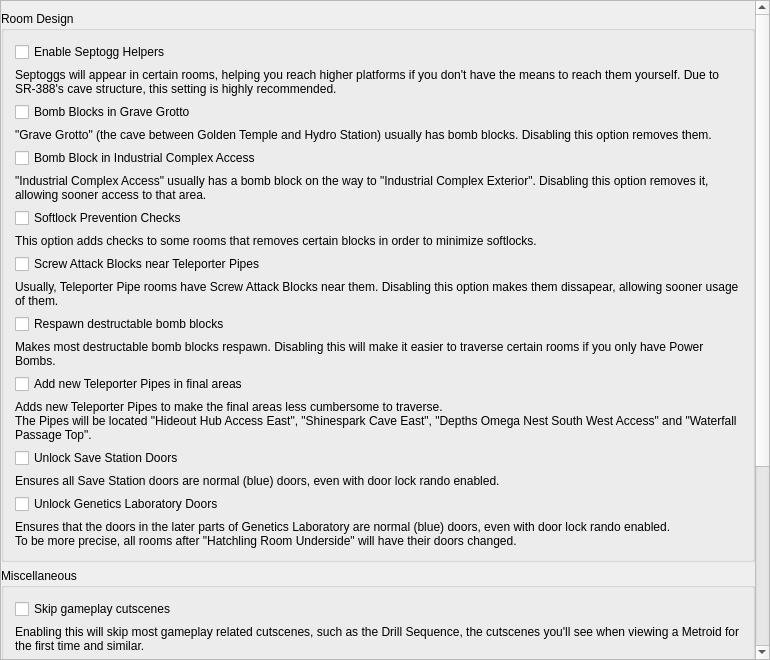
Before: the Qt Designer form randovania/games/am2r/gui/ui_files/preset_am2r_patches.ui in randovania/randovania, drawn with Qt 5.
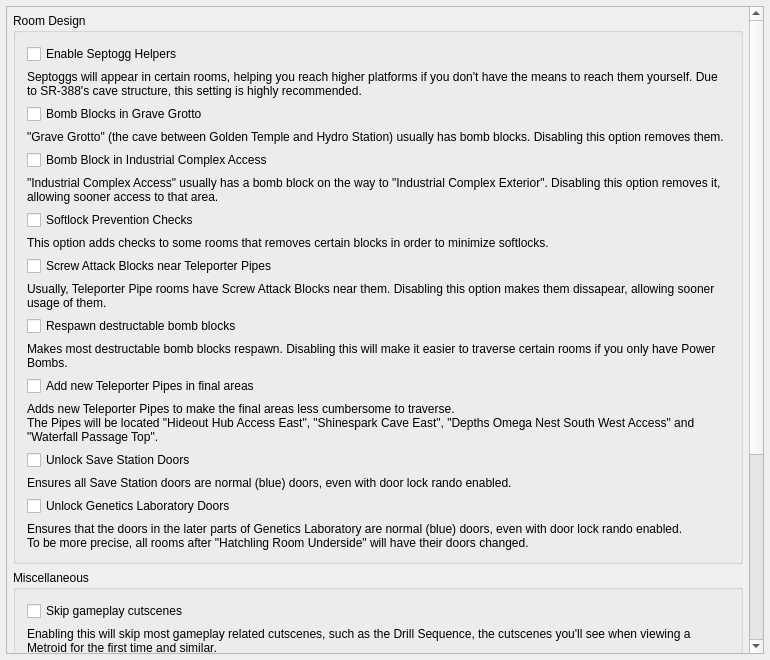
After: the same form once the commit is applied.

What changed in the file:
```diff
--- a/randovania/games/am2r/gui/ui_files/preset_am2r_patches.ui
+++ b/randovania/games/am2r/gui/ui_files/preset_am2r_patches.ui
@@ -22,16 +22,16 @@
    </property>
    <layout class="QVBoxLayout" name="verticalLayout">
     <property name="leftMargin">
-     <number>0</number>
+     <number>6</number>
     </property>
     <property name="topMargin">
-     <number>0</number>
+     <number>6</number>
     </property>
     <property name="rightMargin">
-     <number>0</number>
+     <number>6</number>
     </property>
     <property name="bottomMargin">
-     <number>0</number>
+     <number>6</number>
     </property>
     <item>
      <widget class="QScrollArea" name="scroll_area">
@@ -43,39 +43,23 @@
         <rect>
          <x>0</x>
          <y>0</y>
-         <width>745</width>
-         <height>1066</height>
+         <width>737</width>
+         <height>1080</height>
         </rect>
        </property>
        <layout class="QVBoxLayout" name="scroll_layout">
         <property name="leftMargin">
-         <number>0</number>
+         <number>6</number>
         </property>
         <property name="topMargin">
-         <number>2</number>
+         <number>6</number>
         </property>
         <property name="rightMargin">
-         <number>0</number>
+         <number>6</number>
         </property>
         <property name="bottomMargin">
-         <number>0</number>
+         <number>6</number>
         </property>
-        <item>
-         <spacer name="top_spacer">
-          <property name="orientation">
-           <enum>Qt::Vertical</enum>
-          </property>
-          <property name="sizeType">
-           <enum>QSizePolicy::Fixed</enum>
-          </property>
-          <property name="sizeHint" stdset="0">
-           <size>
-            <width>20</width>
-            <height>8</height>
-           </size>
-          </property>
-         </spacer>
-        </item>
         <item>
          <widget class="QGroupBox" name="room_group">
           <property name="title">
```
